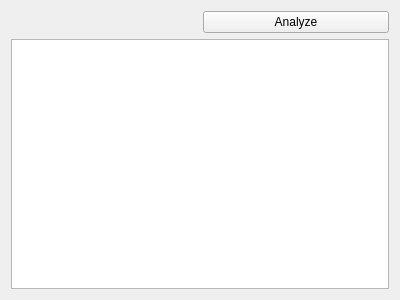
Before: the Qt Designer form krazy2view.ui in KDE/kdev-krazy2, drawn with Qt 5.
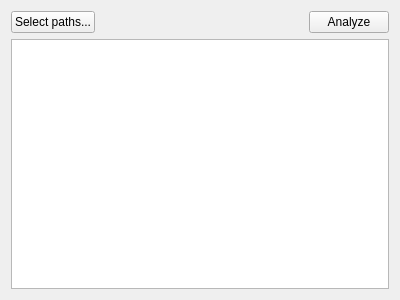
After: the same form once the commit is applied. Custom widgets are drawn as their Qt base class.

The edit to the form file:
```diff
--- a/krazy2view.ui
+++ b/krazy2view.ui
@@ -17,12 +17,30 @@
    <item>
     <layout class="QHBoxLayout" name="horizontalLayout">
      <item>
-      <widget class="KUrlRequester" name="directoryRequester">
-       <property name="mode">
-        <set>KFile::Directory|KFile::ExistingOnly|KFile::LocalOnly</set>
+      <widget class="KPushButton" name="selectPathsButton">
+       <property name="whatsThis">
+        <string comment="@info:whatsthis">&lt;para&gt;Sets the files and directories to analyze.&lt;/para&gt;
+
+&lt;para&gt;The files to be analyzed are all the selected files and all the files in the selected directories (and, recursively, all the files in all its subdirectories).&lt;/para&gt;</string>
+       </property>
+       <property name="text">
+        <string comment="@action:button">Select paths...</string>
        </property>
       </widget>
      </item>
+     <item>
+      <spacer name="horizontalSpacer">
+       <property name="orientation">
+        <enum>Qt::Horizontal</enum>
+       </property>
+       <property name="sizeHint" stdset="0">
+        <size>
+         <width>40</width>
+         <height>20</height>
+        </size>
+       </property>
+      </spacer>
+     </item>
      <item>
       <widget class="KPushButton" name="analyzeButton">
        <property name="text">
@@ -43,11 +61,6 @@
    <extends>QPushButton</extends>
    <header>kpushbutton.h</header>
   </customwidget>
-  <customwidget>
-   <class>KUrlRequester</class>
-   <extends>QFrame</extends>
-   <header>kurlrequester.h</header>
-  </customwidget>
   <customwidget>
    <class>IssueWidget</class>
    <extends>QTableView</extends>
```
